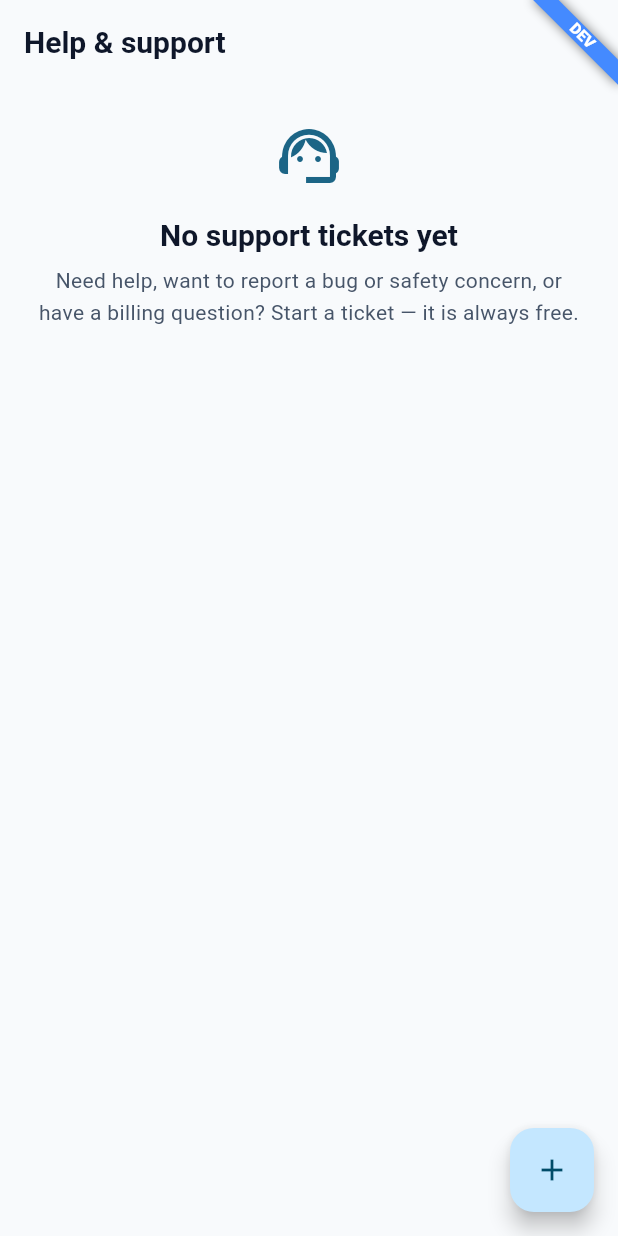
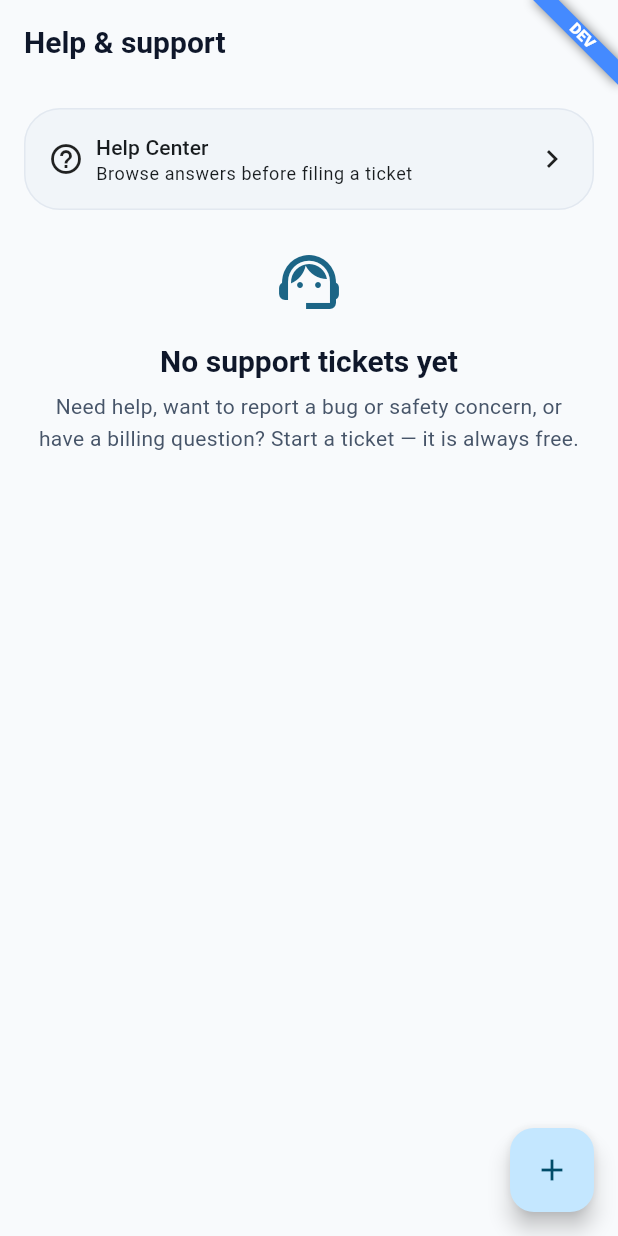
Before and after one commit to JPetero/project-ascend, a Flutter app: the SupportScreen screen opened by its route, on a phone screen of 412 x 824 dp. Run offline on Flutter 3.47's test engine with Material 3 defaults, Android fonts, the phone set to English and light mode, and no system bars; our stand-ins replace camera, clock, dio, drift, firebase_core, firebase_messaging and 18 more; missing offline and left inert: google_mlkit_pose_detection, health; accounts and stored records are empty; generated files the repository leaves out were written again; network calls fail.

Commit message:
Add static self-serve Help Center content
Static FAQ content grouped by category (account, billing, privacy,
Vision, reporting a problem), following the Nutrition Library screen's
existing list conventions. Reachable from the Support screen ahead of
filing a ticket, with a "still need help?" link back into ticket
creation once someone's browsed the answers.

```diff
--- a/apps/mobile/lib/core/routing/app_router.dart
+++ b/apps/mobile/lib/core/routing/app_router.dart
@@ -68,6 +68,7 @@ import '../../features/promote/presentation/screens/create_campaign_screen.dart'
 import '../../features/promote/presentation/screens/promote_screen.dart';
 import '../../features/subscriptions/presentation/screens/subscription_screen.dart';
 import '../../features/support/presentation/screens/create_ticket_screen.dart';
+import '../../features/support/presentation/screens/help_center_screen.dart';
 import '../../features/support/presentation/screens/support_screen.dart';
 import '../../features/support/presentation/screens/support_ticket_detail_screen.dart';
 import '../../features/vision/domain/vision_module.dart';
@@ -225,6 +226,10 @@ final routerProvider = Provider<GoRouter>((ref) {
       GoRoute(
         path: RoutePaths.supportTicketCreate,
         builder: (context, state) => const CreateTicketScreen(),
+      ),
+      GoRoute(
+        path: RoutePaths.helpCenter,
+        builder: (context, state) => const HelpCenterScreen(),
       ),
       GoRoute(
         path: RoutePaths.supportTicketDetail,
--- a/apps/mobile/lib/core/routing/route_paths.dart
+++ b/apps/mobile/lib/core/routing/route_paths.dart
@@ -118,6 +118,9 @@ abstract final class RoutePaths {
   static const supportTicketCreate = '/support/new';
   static const supportTicketDetail = '/support/:id';
   static String supportTicketDetailPath(String id) => '/support/$id';
+  // Static self-serve FAQ content (S13 Part 33-49) — reachable from
+  // SupportScreen, ahead of filing a ticket.
+  static const helpCenter = '/support/help';
 
   // Ascend Promote — Founder Scenario 23, reachable from the Community
   // tab. Creating a campaign requires Premium
--- a/apps/mobile/lib/features/support/presentation/screens/support_screen.dart
+++ b/apps/mobile/lib/features/support/presentation/screens/support_screen.dart
@@ -27,6 +27,42 @@ class SupportScreen extends ConsumerWidget {
         child: const Icon(Icons.add),
       ),
       body: SafeArea(
+        child: Column(
+          children: [
+            Padding(
+              padding: const EdgeInsets.fromLTRB(
+                AscendSpacing.md,
+                AscendSpacing.md,
+                AscendSpacing.md,
+                0,
+              ),
+              child: AscendCard(
+                onTap: () => context.push(RoutePaths.helpCenter),
+                child: Row(
+                  children: [
+                    const Icon(Icons.help_outline),
+                    const SizedBox(width: AscendSpacing.sm),
+                    Expanded(
+                      child: Column(
+                        crossAxisAlignment: CrossAxisAlignment.start,
+                        children: [
+                          Text(
+                            'Help Center',
+                            style: Theme.of(context).textTheme.titleSmall,
+                          ),
+                          Text(
+                            'Browse answers before filing a ticket',
+                            style: Theme.of(context).textTheme.bodySmall,
+                          ),
+                        ],
+                      ),
+                    ),
+                    const Icon(Icons.chevron_right),
+                  ],
+                ),
+              ),
+            ),
+            Expanded(
               child: state.isLoading
                   ? const AscendLoadingIndicator()
                   : RefreshIndicator(
@@ -49,7 +85,9 @@ class SupportScreen extends ConsumerWidget {
                                 for (final ticket in state.tickets)
                                   AscendCard(
                                     onTap: () => context.push(
-                                RoutePaths.supportTicketDetailPath(ticket.id),
+                                      RoutePaths.supportTicketDetailPath(
+                                        ticket.id,
+                                      ),
                                     ),
                                     child: Row(
                                       children: [
@@ -82,6 +120,9 @@ class SupportScreen extends ConsumerWidget {
                             ),
                     ),
             ),
+          ],
+        ),
+      ),
     );
   }
 }
```
Also changed, not shown: apps/mobile/lib/features/support/domain/faq_entry.dart (added, +133 -0 lines), apps/mobile/lib/features/support/presentation/screens/help_center_screen.dart (added, +78 -0 lines), 1 other file. Lines whose indentation alone changed are shown as unchanged.
